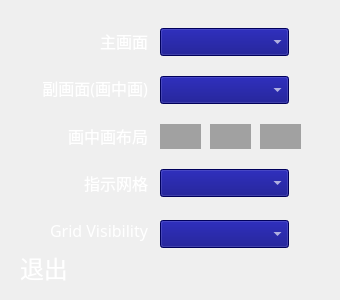
The window that HIScreenMenu/qdlgdisplay.ui (SZPioneer/FMZVLC) describes before a commit, drawn with Qt 5.
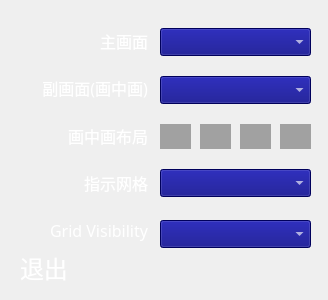
The same window after the commit. Custom widgets are drawn as their Qt base class.

Diff of the .ui file:
```diff
--- a/HIScreenMenu/qdlgdisplay.ui
+++ b/HIScreenMenu/qdlgdisplay.ui
@@ -6,7 +6,7 @@
    <rect>
     <x>0</x>
     <y>0</y>
-    <width>340</width>
+    <width>328</width>
     <height>300</height>
    </rect>
   </property>
@@ -43,7 +43,7 @@
     <rect>
      <x>160</x>
      <y>28</y>
-     <width>129</width>
+     <width>151</width>
      <height>28</height>
     </rect>
    </property>
@@ -68,7 +68,7 @@
     <rect>
      <x>160</x>
      <y>76</y>
-     <width>129</width>
+     <width>151</width>
      <height>28</height>
     </rect>
    </property>
@@ -93,7 +93,7 @@
     <rect>
      <x>160</x>
      <y>169</y>
-     <width>129</width>
+     <width>151</width>
      <height>28</height>
     </rect>
    </property>
@@ -118,7 +118,7 @@
     <rect>
      <x>160</x>
      <y>220</y>
-     <width>129</width>
+     <width>151</width>
      <height>28</height>
     </rect>
    </property>
@@ -143,7 +143,7 @@
     <rect>
      <x>160</x>
      <y>124</y>
-     <width>41</width>
+     <width>31</width>
      <height>25</height>
     </rect>
    </property>
@@ -154,9 +154,9 @@
   <widget class="QWidget" name="widget_inPic2" native="true">
    <property name="geometry">
     <rect>
-     <x>210</x>
+     <x>200</x>
      <y>124</y>
-     <width>41</width>
+     <width>31</width>
      <height>25</height>
     </rect>
    </property>
@@ -167,9 +167,9 @@
   <widget class="QWidget" name="widget_inPic3" native="true">
    <property name="geometry">
     <rect>
-     <x>260</x>
+     <x>240</x>
      <y>124</y>
-     <width>41</width>
+     <width>31</width>
      <height>25</height>
     </rect>
    </property>
@@ -177,7 +177,7 @@
     <string notr="true">background-color: rgb(161, 161, 161);</string>
    </property>
   </widget>
-  <widget class="QWidget" name="">
+  <widget class="QWidget" name="layoutWidget">
    <property name="geometry">
     <rect>
      <x>40</x>
@@ -284,7 +284,27 @@
     </item>
    </layout>
   </widget>
+  <widget class="QWidget" name="widget_inPic4" native="true">
+   <property name="geometry">
+    <rect>
+     <x>280</x>
+     <y>124</y>
+     <width>31</width>
+     <height>25</height>
+    </rect>
+   </property>
+   <property name="styleSheet">
+    <string notr="true">background-color: rgb(161, 161, 161);</string>
+   </property>
+  </widget>
  </widget>
+ <customwidgets>
+  <customwidget>
+   <class>QMyComboBox</class>
+   <extends>QComboBox</extends>
+   <header location="global">qmycombobox.h</header>
+  </customwidget>
+ </customwidgets>
  <resources/>
  <connections/>
 </ui>
```
Left out of the diff: 8 changed lines with no effect on the pictures.
